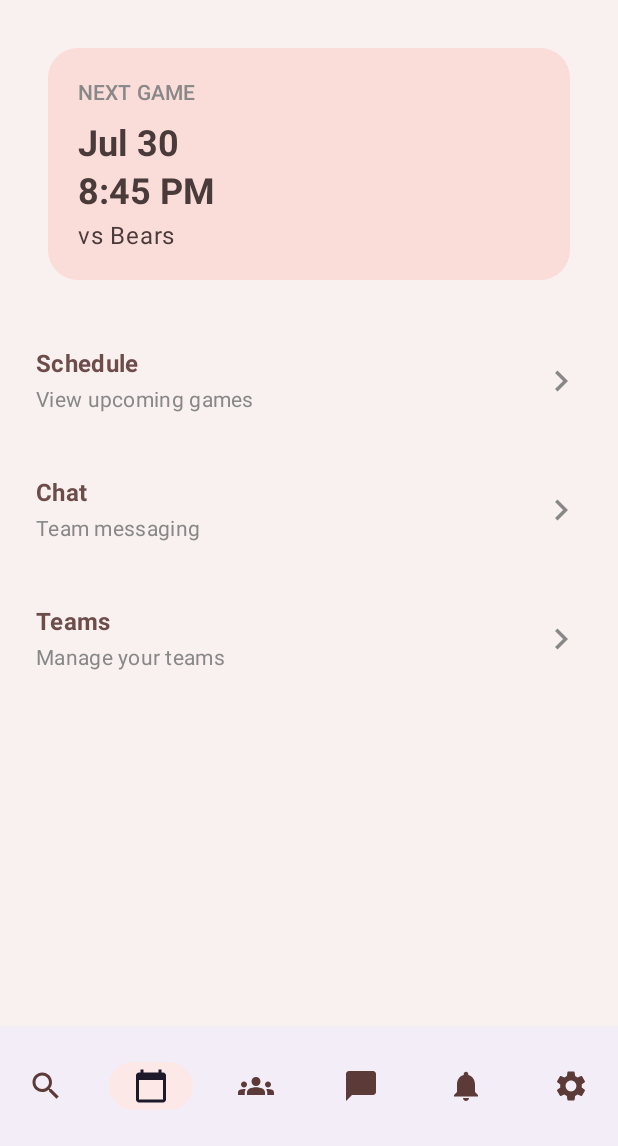
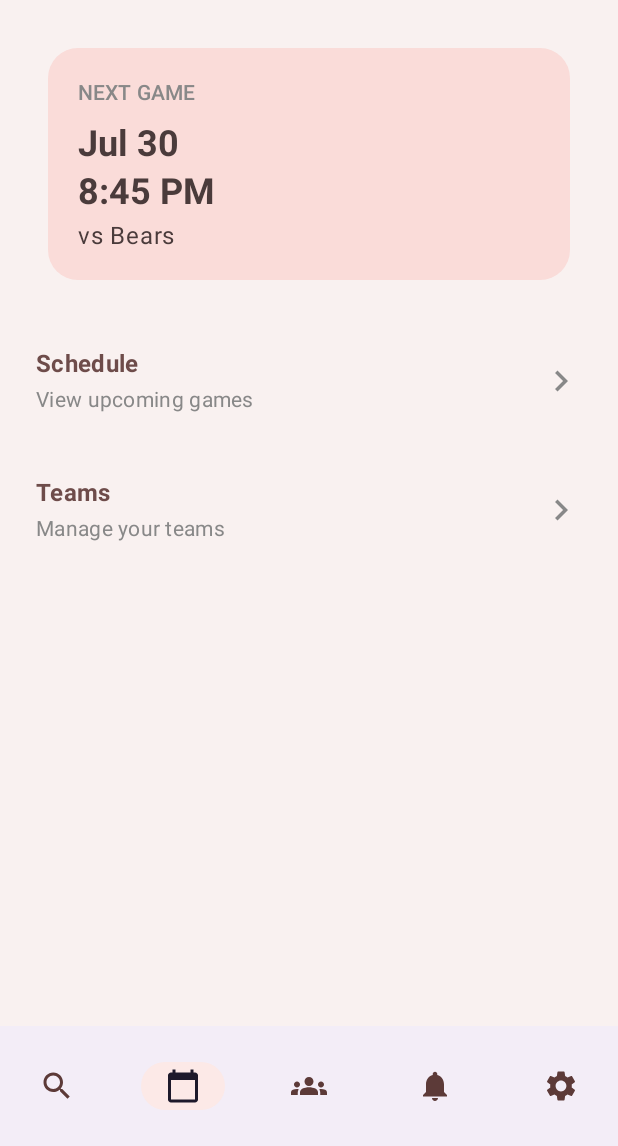
Before and after one commit to Marzuk-M/HuddleUp, an Android app built with Jetpack Compose: the DashboardScreen screen opened through its navigation route, on a phone screen of 412 x 824 dp, the part 90-1236 px from its top. Run offline under Robolectric (Android 15) with nearby library versions, the light colour scheme and no system bars; our stand-ins replace Firebase (no records; nobody signed in at launch, a user with empty details on screens opened directly).

Commit message:
group chat UI cleanup - in progress

```diff
--- a/app/src/main/java/com/example/huddleup/BottomNavigationBar.kt
+++ b/app/src/main/java/com/example/huddleup/BottomNavigationBar.kt
@@ -43,11 +43,6 @@ fun BottomNavigationBar (
             route = Routes.MY_TEAMS
         ),
         NavItem(
-            label = "Chat Inbox",
-            icon = Icons.Default.ChatBubble,
-            route = Routes.CHAT_INBOX
-        ),
-        NavItem(
             label = "Notifications",
             icon = Icons.Default.Notifications,
             route = Routes.NOTIFICATION
--- a/app/src/main/java/com/example/huddleup/MainActivity.kt
+++ b/app/src/main/java/com/example/huddleup/MainActivity.kt
@@ -18,11 +18,10 @@ import androidx.navigation.compose.composable
 import androidx.navigation.compose.rememberNavController
 import com.example.huddleup.auth.LoginScreen
 import com.example.huddleup.auth.SignUpScreen
-import com.example.huddleup.chat.ChatInboxScreen
+import com.example.huddleup.chat.ChatScreen
 import com.example.huddleup.dashboard.DashboardScreen
 import com.example.huddleup.dashboard.GameDetailsScreen
 import com.example.huddleup.dashboard.ScheduleScreen
-import com.example.huddleup.dashboard.GroupChatScreen
 import com.example.huddleup.myteams.MyTeamsScreen
 import com.example.huddleup.notifications.NotificationsScreen
 import com.example.huddleup.settings.ProfileScreen
@@ -89,9 +88,11 @@ class MainActivity : ComponentActivity() {
                         composable(route = Routes.TEAM_DETAILS) { TeamDetails(navController) }
                         composable(route = Routes.PROFILE) { ProfileScreen(navController) }
 
-                        composable(route = Routes.GROUP_CHAT) { GroupChatScreen(navController) }
-                        composable(route = Routes.CHAT_INBOX) { ChatInboxScreen(navController) }
                         composable(route = Routes.MY_TEAMS) { MyTeamsScreen(navController) }
+                        composable(route = Routes.CHAT) { backStackEntry ->
+                            val teamId = backStackEntry.arguments?.getString("teamId")
+                            ChatScreen(navController, teamId)
+                        }
                         // TODO: ADD OTHER COMPOSABLE ROUTES HERE
                     }
                 }
--- a/app/src/main/java/com/example/huddleup/Routes.kt
+++ b/app/src/main/java/com/example/huddleup/Routes.kt
@@ -13,11 +13,10 @@ object Routes {
 
     const val SCHEDULE = "schedule"
 
-    const val GROUP_CHAT = "group_chat"
     const val MY_TEAMS = "my_teams"
-
-    const val CHAT_INBOX = "chat_inbox"
     const val GAME_DETAILS = "game_details"
     const val GAME_DETAILS_WITH_ARG = "game_details/{gameId}"
     const val TEAM_DETAILS = "details"
+
+    const val CHAT = "chat/{teamId}"
 }
--- a/app/src/main/java/com/example/huddleup/dashboard/DashboardScreen.kt
+++ b/app/src/main/java/com/example/huddleup/dashboard/DashboardScreen.kt
@@ -94,11 +94,11 @@ fun DashboardScreen(
             onClick = { navController.navigate(com.example.huddleup.Routes.SCHEDULE) }
         )
 
-        DashboardNavItem(
-            title = "Chat",
-            subtitle = "Team messaging",
-            onClick = { navController.navigate(com.example.huddleup.Routes.GROUP_CHAT) }
-        )
+//        DashboardNavItem(
+//            title = "Chat",
+//            subtitle = "Team messaging",
+//            onClick = { navController.navigate(com.example.huddleup.Routes.CHAT_INBOX) }
+//        )
         DashboardNavItem(
             title = "Teams",
             subtitle = "Manage your teams",
--- a/app/src/main/java/com/example/huddleup/myteams/MyTeamsScreen.kt
+++ b/app/src/main/java/com/example/huddleup/myteams/MyTeamsScreen.kt
@@ -64,7 +64,7 @@ fun MyTeamsScreen(
                         TeamListItem(
                             team = team,
                             onNavigate = { /* TODO: Navigate to team details page */ },
-                            openChat = { /* TODO: Navigate to team chat page */ },
+                            openChat = { navController.navigate("chat/${team.id}") },
                             leaveTeam = { viewModel.leaveTeam(team.id) }
                         )
                     }
```
Also changed, not shown: app/src/main/java/com/example/huddleup/chat/ChatScreen.kt (renamed from app/src/main/java/com/example/huddleup/chat/ChatInboxScreen.kt, +5 -5 lines), app/src/main/java/com/example/huddleup/dashboard/GroupChatScreen.kt (deleted, +0 -10 lines).
